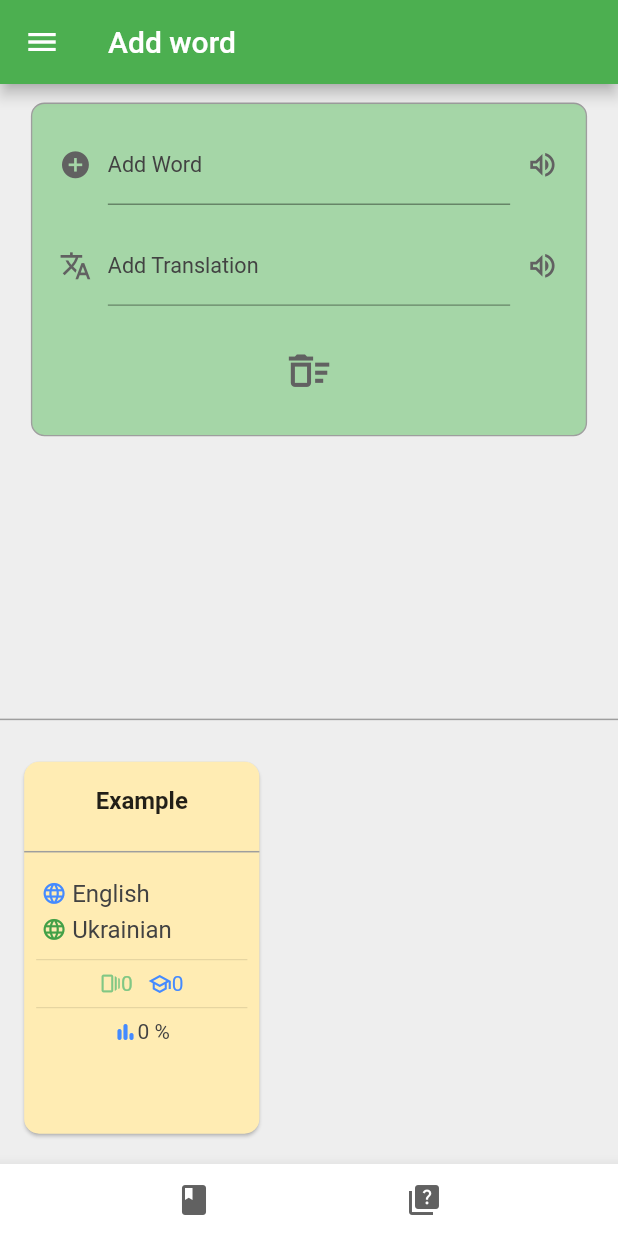
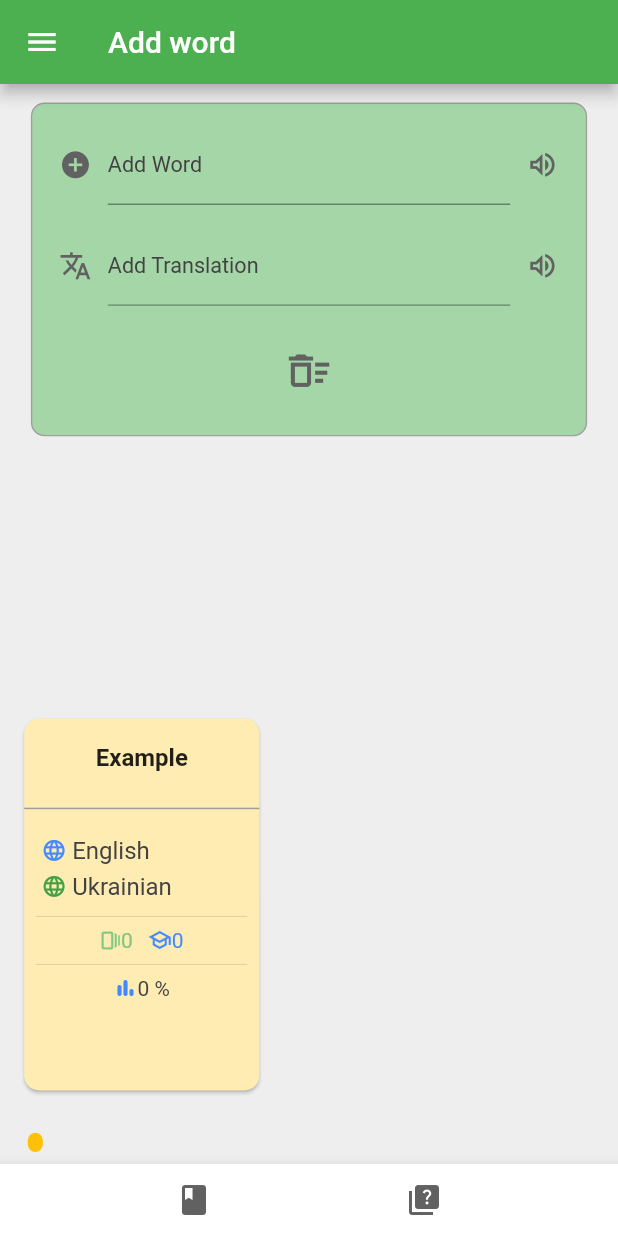
Before and after one commit to IvanShaptalov/FlashCardsReader, a Flutter app: the AddWordView screen opened directly with empty values, on a phone screen of 412 x 824 dp. Run offline on Flutter 3.47's test engine with Material 2 defaults, Android fonts, the phone set to English and light mode, and no system bars; drawn by our look-alikes of overlay_support; our stand-ins replace bloc, flutter_bloc, flutter_staggered_animations, flutter_tts, hive, hive_flutter and 1 more; missing offline and left inert: quick_actions, translator; accounts and stored records are empty.

Commit message:
feat(): added minimap

```diff
--- a/lib/views/flashcards/new_word/new_word_screen.dart
+++ b/lib/views/flashcards/new_word/new_word_screen.dart
@@ -9,7 +9,7 @@ import 'package:flashcards_reader/util/constants.dart';
 import 'package:flashcards_reader/util/error_handler.dart';
 import 'package:flashcards_reader/util/router.dart';
 import 'package:flashcards_reader/views/flashcards/new_word/add_word_collection_provider.dart';
-import 'package:flashcards_reader/views/flashcards/new_word/add_word_collection_widget.dart';
+import 'package:flashcards_reader/views/flashcards/new_word/horizontal_collection_widget.dart';
 import 'package:flashcards_reader/views/flashcards/quiz/quiz_menu.dart';
 import 'package:flashcards_reader/views/flashcards/translate.dart';
 import 'package:flashcards_reader/views/flashcards/tts_widget.dart';
@@ -278,12 +278,14 @@ class _AddWordViewState extends State<AddWordView> {
               const SizedBox.shrink(),
               Column(
                 children: [
-                  const Divider(
-                    color: Colors.grey,
-                    thickness: 1,
-                  ),
                   AnimationLimiter(
                     child: SizedBox(
+                      height: SizeConfig.getMediaHeight(context, p: 0.4),
+                      width: SizeConfig.getMediaWidth(context, p: 1),
+                      child: Column(
+                        mainAxisAlignment: MainAxisAlignment.end,
+                        children: [
+                          SizedBox(
                             height: SizeConfig.getMediaHeight(context, p: 0.35),
                             width: SizeConfig.getMediaWidth(context, p: 1),
                             child: ListView.builder(
@@ -300,18 +302,60 @@ class _AddWordViewState extends State<AddWordView> {
                                       verticalOffset: 50.0,
                                       child: FadeInAnimation(
                                           child: Padding(
-                                        padding: const EdgeInsets.all(8.0),
+                                              padding:
+                                                  const EdgeInsets.all(8.0),
                                               child: FastAddWordFCcWidget(
                                                 flashCardCollection.isEmpty
                                                     ? AddWordCollectionProvider
                                                         .selectedFc
-                                              : flashCardCollection[index],
+                                                    : flashCardCollection[
+                                                        index],
                                                 widget.callback,
-                                          backToListStart: backToStartCallback,
+                                                backToListStart:
+                                                    backToStartCallback,
                                               ))),
                                     ),
                                   );
                                 }),
+                          ),
+                          // minimap listview
+                          SizedBox(
+                            height:
+                                SizeConfig.getMediaHeight(context, p: 0.035),
+                            width: SizeConfig.getMediaWidth(context, p: 1),
+                            child: Padding(
+                              padding: EdgeInsets.symmetric(
+                                  vertical: 8.0,
+                                  horizontal: SizeConfig.getMediaWidth(context,
+                                      p: 0.035)),
+                              child: ListView.builder(
+                                  controller: widget.scrollController,
+                                  scrollDirection: Axis.horizontal,
+                                  itemCount: flashCardCollection.isEmpty
+                                      ? 1
+                                      : flashCardCollection.length,
+                                  itemBuilder: (context, index) {
+                                    return Padding(
+                                        padding: EdgeInsets.symmetric(
+                                          horizontal: SizeConfig.getMediaWidth(
+                                                  context) *
+                                              0.01,
+                                        ),
+                                        child: Container(
+                                            height: 10,
+                                            width: 10,
+                                            decoration: BoxDecoration(
+                                              borderRadius:
+                                                  BorderRadius.circular(10),
+                                              color: index == 0
+                                                  ? Colors.amber
+                                                  : Colors.amber.shade300,
+                                            )));
+                                  }),
+                            ),
+                          ),
+                        ],
+                      ),
                     ),
                   ),
                 ],
```
Also changed, not shown: lib/views/flashcards/new_word/horizontal_collection_widget.dart (renamed from lib/views/flashcards/new_word/add_word_collection_widget.dart). Lines whose indentation alone changed are shown as unchanged.
